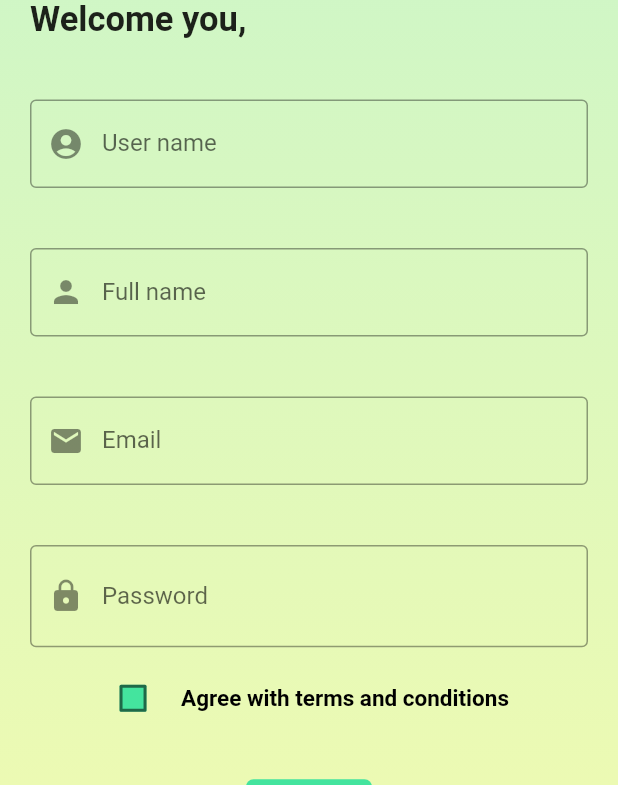
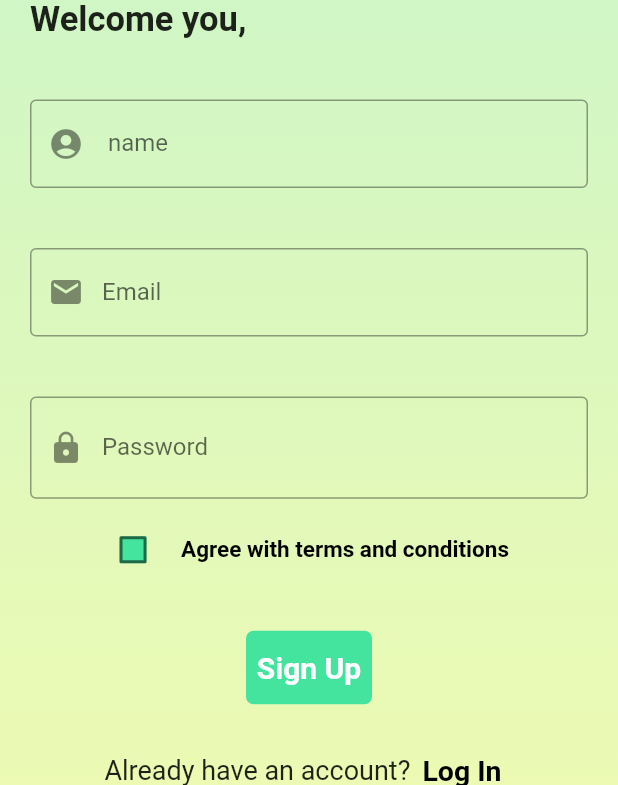
Before and after one commit to zZHuuZz/frontend-shopbee, a Flutter app: the SignUpPage screen opened by its route, on a phone screen of 412 x 824 dp, the part 451-1236 px from its top. Run offline on Flutter 3.47's test engine with Material 2 defaults, Android fonts, the phone set to English and light mode, and no system bars.

Commit message:
[FIX] ignore user name and add check api

```diff
--- a/lib/pages/LoginPage.dart
+++ b/lib/pages/LoginPage.dart
@@ -1,4 +1,7 @@
+// import 'dart:convert';
+
 import 'package:flutter/material.dart';
+// import 'package:http/http.dart';
 
 class LoginPage extends StatefulWidget {
   @override
@@ -6,9 +9,11 @@ class LoginPage extends StatefulWidget {
 }
 
 class _LoginPageState extends State<LoginPage> {
-  final userControler = TextEditingController();
+  final emailControler = TextEditingController();
   final passController = TextEditingController();
   bool passToggle = true;
+
+
 
   @override
   Widget build(BuildContext context) {
@@ -48,7 +53,7 @@ class _LoginPageState extends State<LoginPage> {
                 TextFormField(
                   keyboardType: TextInputType.text,
                   decoration: InputDecoration(
-                    labelText: "User name",
+                    labelText: "Email",
                     border: OutlineInputBorder(),
                     prefixIcon: Icon(Icons.account_circle),
                   ),
@@ -97,6 +102,7 @@ class _LoginPageState extends State<LoginPage> {
                 SizedBox(height: 50),
                 InkWell(
                   onTap: () {
+                    //login(emailControler.text.toString(), passController.text.toString());
                     //Main page
                   },
                   child: Container(
--- a/lib/pages/SignUpPage.dart
+++ b/lib/pages/SignUpPage.dart
@@ -1,15 +1,17 @@
 import 'package:flutter/material.dart';
+import 'dart:convert';
 
+import 'package:http/http.dart';
 class SignUpPage extends StatefulWidget {
   @override
   State<SignUpPage> createState() => _SignUpPageState();
 }
 
 class _SignUpPageState extends State<SignUpPage> {
-  final userControler = TextEditingController();
+  final emailControler = TextEditingController();
   final passController = TextEditingController();
   final nameControler = TextEditingController();
-  final emailController = TextEditingController();
+
   bool termAndConditions = false;
   bool passToggle = true;
 
@@ -23,6 +25,31 @@ class _SignUpPageState extends State<SignUpPage> {
       return Colors.blue;
     }
     return Color(0xFF44E49E);
+  }
+
+  void signup(String email , password, name) async {
+
+    try{
+      Response response = await post(
+        Uri.parse('http://4.194.216.57:3000/v1/sign-in'),
+        body: {
+          'full name': name,
+          'email' : email,
+          'password' : password
+        }
+      );
+
+      if(response.statusCode == 200){
+        var data = jsonDecode(response.body.toString());
+        print(data['token']);
+        print('Sign up successfully');
+
+      }else {
+        print('failed');
+      }
+    }catch(e){
+      print(e.toString());
+    }
   }
 
   @override
@@ -63,20 +90,20 @@ class _SignUpPageState extends State<SignUpPage> {
                 TextFormField(
                   keyboardType: TextInputType.text,
                   decoration: InputDecoration(
-                    labelText: "User name",
+                    labelText: " name",
                     border: OutlineInputBorder(),
                     prefixIcon: Icon(Icons.account_circle),
                   ),
                 ),
-                SizedBox(height: 40),
-                TextFormField(
-                  keyboardType: TextInputType.name,
-                  decoration: InputDecoration(
-                    labelText: "Full name",
-                    border: OutlineInputBorder(),
-                    prefixIcon: Icon(Icons.person),
-                  ),
-                ),
+                // SizedBox(height: 40),
+                // TextFormField(
+                //   keyboardType: TextInputType.name,
+                //   decoration: InputDecoration(
+                //     labelText: "Full name",
+                //     border: OutlineInputBorder(),
+                //     prefixIcon: Icon(Icons.person),
+                //   ),
+                // ),
                 SizedBox(height: 40),
                 TextFormField(
                   keyboardType: TextInputType.emailAddress,
@@ -145,6 +172,7 @@ class _SignUpPageState extends State<SignUpPage> {
                 SizedBox(height: 30),
                 InkWell(
                   onTap: () {
+                    signup(emailControler.text.toString(), passController.text.toString(), nameControler.text.toString());
                     //Main page
                   },
                   child: Container(
--- a/pubspec.yaml
+++ b/pubspec.yaml
@@ -36,6 +36,7 @@ dependencies:
   # The following adds the Cupertino Icons font to your application.
   # Use with the CupertinoIcons class for iOS style icons.
   cupertino_icons: ^1.0.2
+  http: ^1.0.0
 
 dev_dependencies:
   flutter_test:
```
Also changed, not shown: pubspec.lock. Lines whose indentation alone changed are shown as unchanged.
